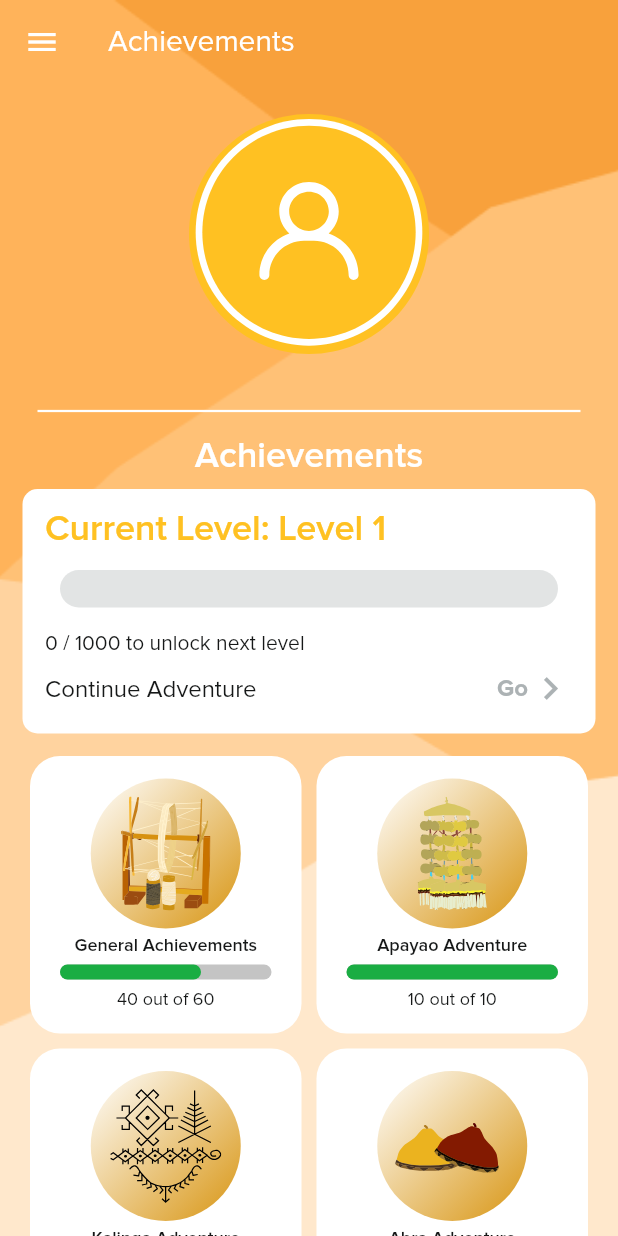
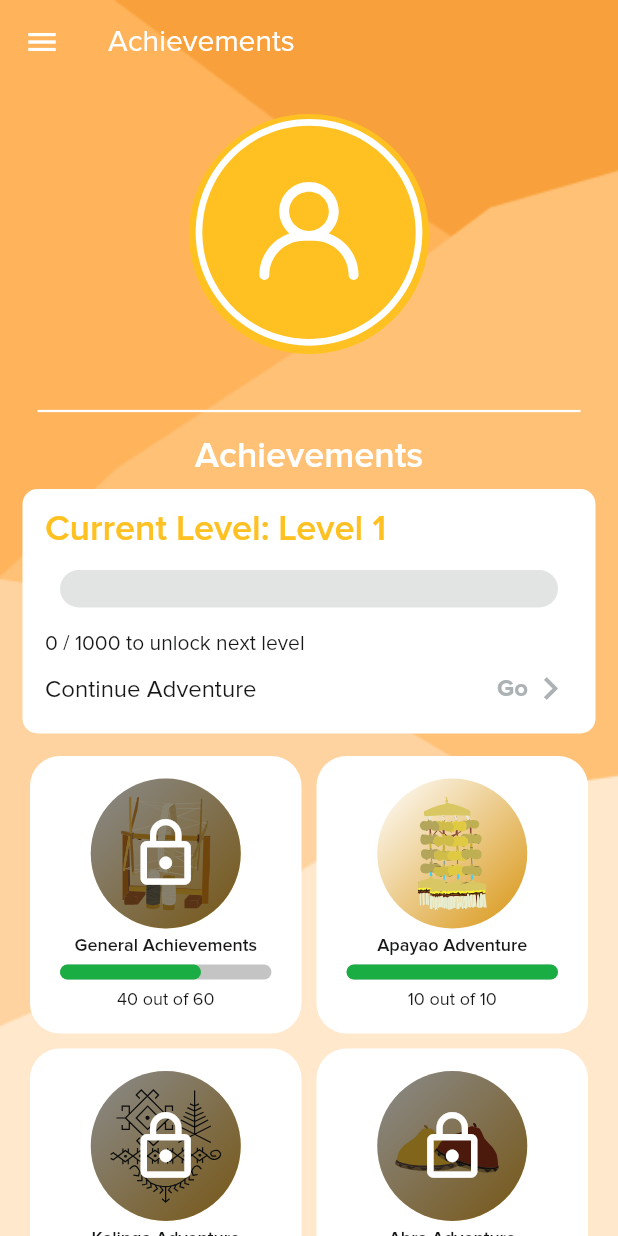
Before and after one commit to JobCuta/CIS-9340-Thesis, a Flutter app: the AchievementsScreen screen opened by its route, on a phone screen of 412 x 824 dp. Run offline on Flutter 3.47's test engine with Material 2 defaults, Android fonts, the phone set to English and light mode, and no system bars; drawn by our look-alikes of percent_indicator; our stand-ins replace animated_text_kit, audioplayers, chewie, circular_countdown_timer, email_validator, expandable and 15 more; missing offline and left inert: app_install_date, flutter_animated_dialog, flutter_email_sender, sudoku_solver_generator, video_thumbnail; accounts and stored records are empty.

Commit message:
lock on achievements, snackbar to indicate updated

```diff
--- a/lib/screens/SideMenu/AchievementsScreen.dart
+++ b/lib/screens/SideMenu/AchievementsScreen.dart
@@ -139,8 +139,13 @@ class _AchievementsScreenState extends State<AchievementsScreen> {
                                   ),
                             ),
                             const SizedBox(height: 7),
-                            Row(
-                              mainAxisAlignment: MainAxisAlignment.spaceBetween,
+                            InkWell(
+                              onTap: () {
+                                Get.offAndToNamed('/userJourney');
+                              },
+                              child: Row(
+                                mainAxisAlignment:
+                                    MainAxisAlignment.spaceBetween,
                                 children: [
                                   Text('Continue Adventure',
                                       style: Theme.of(context)
@@ -165,7 +170,8 @@ class _AchievementsScreenState extends State<AchievementsScreen> {
                                                       .colorScheme
                                                       .neutralGray02)),
                                       WidgetSpan(
-                                        alignment: PlaceholderAlignment.middle,
+                                          alignment:
+                                              PlaceholderAlignment.middle,
                                           child: Icon(
                                               Icons.keyboard_arrow_right_sharp,
                                               size: 30,
@@ -175,6 +181,7 @@ class _AchievementsScreenState extends State<AchievementsScreen> {
                                     ]),
                                   )
                                 ],
+                              ),
                             )
                           ],
                         ),
@@ -258,8 +265,9 @@ class _AchievementsScreenState extends State<AchievementsScreen> {
         decoration: BoxDecoration(
             color: Colors.white, borderRadius: BorderRadius.circular(20.0)),
         child: Center(
-          child: Column(
-            mainAxisAlignment: MainAxisAlignment.center,
+          child: Wrap(
+            alignment: WrapAlignment.center,
+            runSpacing: 6,
             children: [
               Container(
                   width: 100,
@@ -274,16 +282,38 @@ class _AchievementsScreenState extends State<AchievementsScreen> {
                           Theme.of(context).colorScheme.sunflowerYellow04,
                         ],
                       )),
-                  child: Padding(
+                  child: Stack(
+                    alignment: Alignment.center,
+                    children: [
+                      Padding(
                         padding: const EdgeInsets.all(12.0),
-                    child: SvgPicture.asset(path, width: 45, height: 45),
+                        child: SvgPicture.asset(path),
+                      ),
+                      Visibility(
+                        visible: int.parse(noOfCurrAchievements) <
+                            int.parse(noOfTotalAchievements),
+                        child: Container(
+                            width: 100,
+                            height: 100,
+                            decoration: BoxDecoration(
+                              shape: BoxShape.circle,
+                              color: Theme.of(context)
+                                  .colorScheme
+                                  .neutralBlack02
+                                  .withOpacity(0.5),
+                            ),
+                            child: const Icon(
+                              Icons.lock_outline,
+                              color: Colors.white,
+                              size: 50,
                             )),
-              const SizedBox(height: 6.0),
+                      ),
+                    ],
+                  )),
               Text(title,
                   style: Theme.of(context).textTheme.caption?.copyWith(
                       fontWeight: FontWeight.w600,
                       color: Theme.of(context).colorScheme.neutralBlack02)),
-              const SizedBox(height: 6.0),
               LinearPercentIndicator(
                 barRadius: const Radius.circular(24),
                 curve: Curves.easeIn,
@@ -297,7 +327,6 @@ class _AchievementsScreenState extends State<AchievementsScreen> {
                 animateFromLastPercent: true,
                 addAutomaticKeepAlive: true,
               ),
-              const SizedBox(height: 6.0),
               Text(noOfCurrAchievements + ' out of ' + noOfTotalAchievements,
                   style: Theme.of(context).textTheme.caption?.copyWith(
                       fontWeight: FontWeight.w400,
--- a/lib/screens/SideMenu/UserProfile/UserProfileScreen.dart
+++ b/lib/screens/SideMenu/UserProfile/UserProfileScreen.dart
@@ -125,7 +125,6 @@ class _UserProfileScreenState extends State<UserProfileScreen> {
                   crossAxisAlignment: WrapCrossAlignment.center,
                   children: [
                     Container(
-                      margin: const EdgeInsets.only(top: 20),
                       child: (_settingsController.imagePath.value != '')
                           ? CircleAvatar(
                               radius: 50,
```
Also changed, not shown: lib/screens/SideMenu/UserProfile/UserProfileAccountScreen.dart (+9 -7 lines), lib/screens/SideMenu/UserProfile/UserProfileContactSupportScreen.dart (+17 -6 lines), lib/screens/SideMenu/UserProfile/UserProfileDeactivateAccountScreen.dart (+7 -3 lines), lib/screens/SideMenu/UserProfile/UserProfileDeactivateSucessfulScreen.dart (+6 -3 lines), lib/screens/SideMenu/UserProfile/UserProfileEditScreen.dart (+14 -4 lines), lib/screens/SideMenu/UserProfile/UserProfileLanguageScreen.dart (+15 -5 lines), lib/screens/SideMenu/UserProfile/UserProfileNotificationsScreen.dart (+15 -6 lines). Lines whose indentation alone changed are shown as unchanged.
